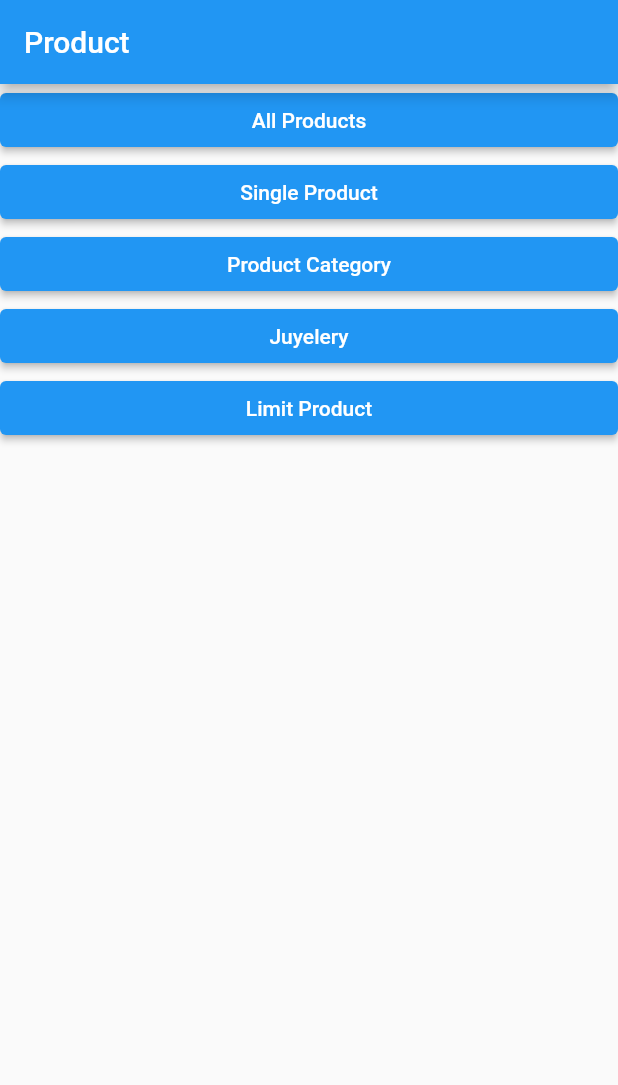
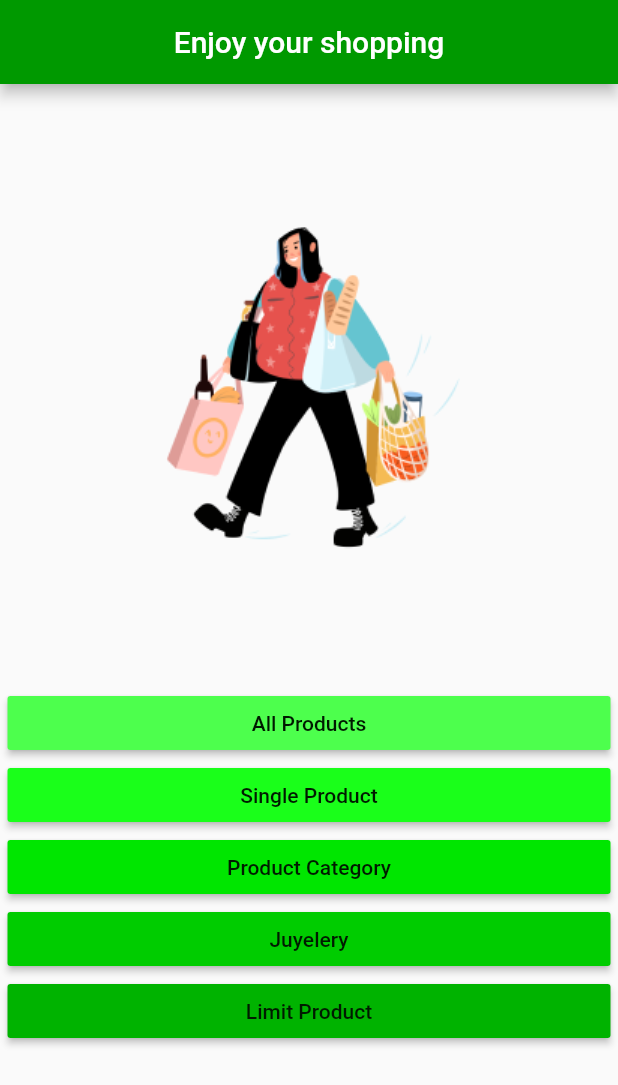
Before and after one commit to devfoyzur17/api_facke_store, a Flutter app: the screen it shows after launch, on a phone screen of 412 x 824 dp. Shown: the top 1085 px of the screen. Run offline on Flutter 3.47's test engine with Material 2 defaults, Android fonts, the phone set to English and light mode, and no system bars.

Commit message:
final design

```diff
--- a/lib/home_page.dart
+++ b/lib/home_page.dart
@@ -21,21 +21,30 @@ class _HomePageState extends State<HomePage> {
   Widget build(BuildContext context) {
     return Scaffold(
       appBar: AppBar(
-        title: Text("Product"),
+        backgroundColor: Color(0xff009900),
+
+        title: Center(child: Text("Enjoy your shopping")),
       ),
       body: Container(
+        padding: EdgeInsets.symmetric(horizontal: 5),
         child: ListView(
           children: [
             // ignore: prefer_const_constructors
 
-            ElevatedButton(
+            Image.asset("assets/img.png"),
+
+            RaisedButton(
+              color: Color(0xff4dff4d),
+              textColor: Color(0xff001a00),
                 onPressed: () {
                   Navigator.push(context,
                       MaterialPageRoute(builder: (context) => AllProduct()));
                 },
                 child: Text("All Products")),
 
-                ElevatedButton(
+                RaisedButton(
+                   color: Color(0xff1aff1a),
+                   textColor: Color(0xff001a00),
                 onPressed: () {
                   Navigator.push(context,
                       MaterialPageRoute(builder: (context) => SingleProduct()));
@@ -43,21 +52,27 @@ class _HomePageState extends State<HomePage> {
                 child: Text("Single Product")),
 
 
-                 ElevatedButton(
+                 RaisedButton(
+                    color: Color(0xff00e600),
+                   textColor: Color(0xff001a00),
                 onPressed: () {
                   Navigator.push(context,
                       MaterialPageRoute(builder: (context) => ProductCategory()));
                 },
                 child: Text("Product Category")),
 
-                ElevatedButton(
+                RaisedButton(
+                  color: Color(0xff00cc00),
+                   textColor: Color(0xff001a00),
                 onPressed: () {
                   Navigator.push(context,
                       MaterialPageRoute(builder: (context) => Juyelery()));
                 },
                 child: Text("Juyelery")),
 
-                ElevatedButton(
+                RaisedButton(
+                  color: Color(0xff00b300),
+              textColor: Color(0xff001a00),
                 onPressed: () {
                   Navigator.push(context,
                       MaterialPageRoute(builder: (context) => LimitProduct()));
```
Also changed, not shown: lib/screen/single_product.dart (+4 -23 lines), assets/img.png (added).
